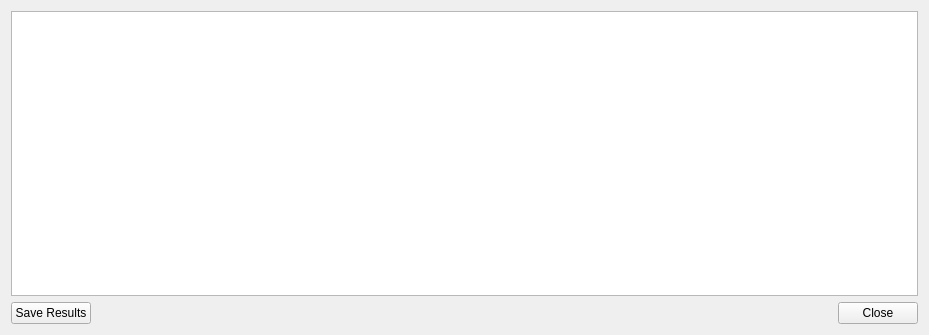
Old version of the form resultsWindow.ui in the repository emzodls/clusterArch.
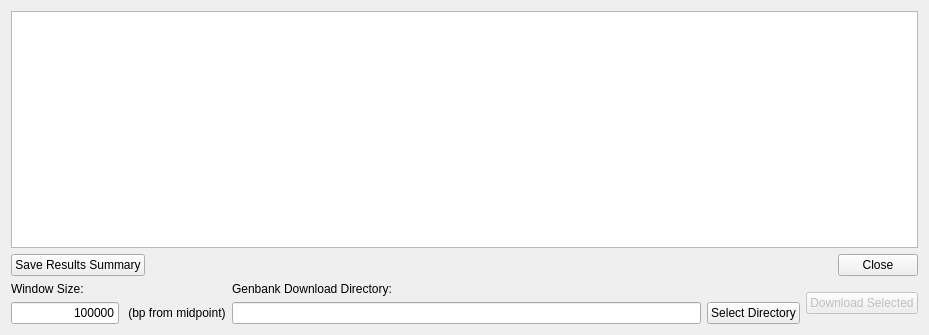
New version of the form.

Commit message: Finished download genomes interface (currently testing building a GB reference database). Wrote most of the code for downloading genbanks from results window, need to write worker method as well as ncbiUtils method to download the genbank file from acc and coordinates TO DO: 1. Get genbanks from results files (partially done) 2. HMM builder (?)

```diff
--- a/resultsWindow.ui
+++ b/resultsWindow.ui
@@ -56,7 +56,7 @@
         </sizepolicy>
        </property>
        <property name="text">
-        <string>Save Results</string>
+        <string>Save Results Summary</string>
        </property>
       </widget>
      </item>
@@ -78,6 +78,96 @@
      </item>
     </layout>
    </item>
+   <item>
+    <layout class="QHBoxLayout" name="horizontalLayout">
+     <item>
+      <layout class="QVBoxLayout" name="verticalLayout_2">
+       <item>
+        <widget class="QLabel" name="label">
+         <property name="sizePolicy">
+          <sizepolicy hsizetype="Fixed" vsizetype="Preferred">
+           <horstretch>0</horstretch>
+           <verstretch>0</verstretch>
+          </sizepolicy>
+         </property>
+         <property name="text">
+          <string>Window Size:</string>
+         </property>
+        </widget>
+       </item>
+       <item>
+        <layout class="QHBoxLayout" name="horizontalLayout_3">
+         <item>
+          <widget class="QLineEdit" name="gbDlWindowSize">
+           <property name="sizePolicy">
+            <sizepolicy hsizetype="Fixed" vsizetype="Fixed">
+             <horstretch>0</horstretch>
+             <verstretch>0</verstretch>
+            </sizepolicy>
+           </property>
+           <property name="inputMethodHints">
+            <set>Qt::ImhFormattedNumbersOnly</set>
+           </property>
+           <property name="text">
+            <string>100000</string>
+           </property>
+           <property name="alignment">
+            <set>Qt::AlignRight|Qt::AlignTrailing|Qt::AlignVCenter</set>
+           </property>
+          </widget>
+         </item>
+         <item>
+          <widget class="QLabel" name="label_3">
+           <property name="text">
+            <string> (bp from midpoint)</string>
+           </property>
+          </widget>
+         </item>
+        </layout>
+       </item>
+      </layout>
+     </item>
+     <item>
+      <layout class="QVBoxLayout" name="verticalLayout_3">
+       <item>
+        <widget class="QLabel" name="label_2">
+         <property name="text">
+          <string>Genbank Download Directory:</string>
+         </property>
+        </widget>
+       </item>
+       <item>
+        <layout class="QHBoxLayout" name="horizontalLayout_4">
+         <item>
+          <widget class="QLineEdit" name="gbkExportDlDir">
+           <property name="readOnly">
+            <bool>true</bool>
+           </property>
+          </widget>
+         </item>
+         <item>
+          <widget class="QPushButton" name="selectGbkExportDirBtn">
+           <property name="text">
+            <string>Select Directory</string>
+           </property>
+          </widget>
+         </item>
+        </layout>
+       </item>
+      </layout>
+     </item>
+     <item>
+      <widget class="QPushButton" name="exportSelectedGbkBtn">
+       <property name="enabled">
+        <bool>false</bool>
+       </property>
+       <property name="text">
+        <string>Download Selected</string>
+       </property>
+      </widget>
+     </item>
+    </layout>
+   </item>
   </layout>
  </widget>
  <resources/>
```
Left out of the diff: 2 changed lines with no effect on the pictures. The commit also changes 7 other files.
